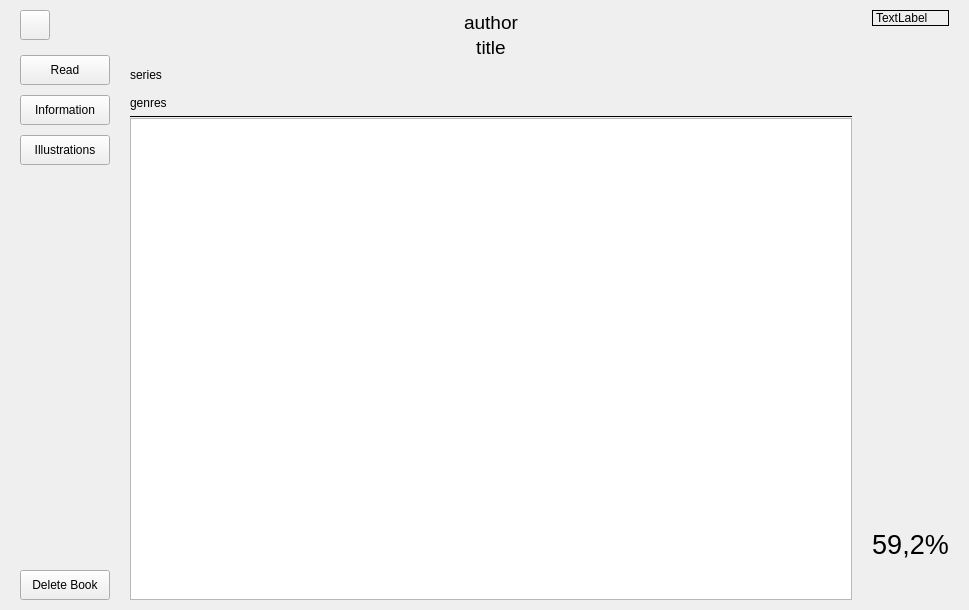
First picture: the form in OReaderUi/Sources/main_window/library/book_page/book_page.ui, repository JerryShe/O-Reader, before the edit.
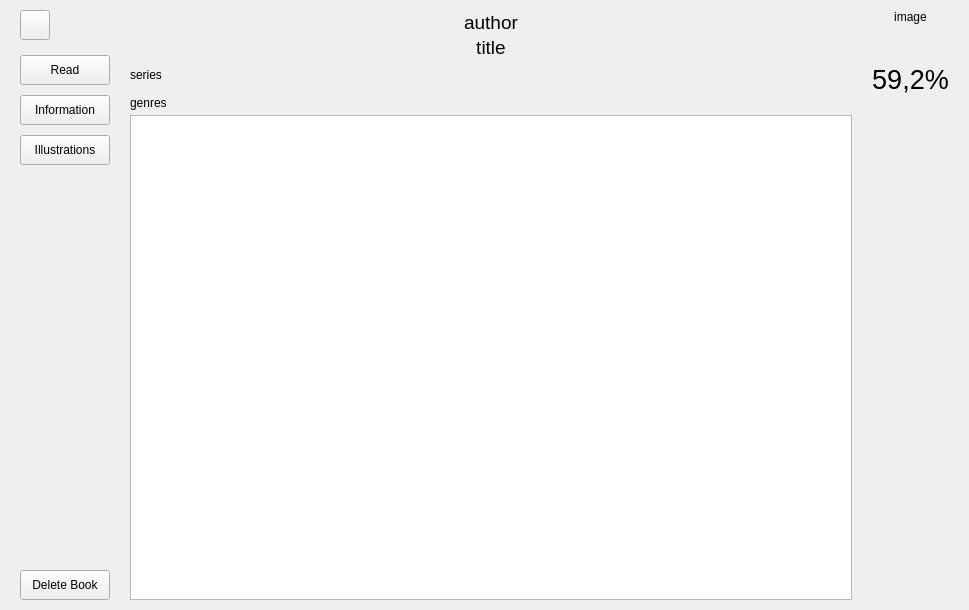
Second picture: the form after the edit. Custom widgets are drawn as their Qt base class.

Commit message: Add book meta info

```diff
--- a/OReaderUi/Sources/main_window/library/book_page/book_page.ui
+++ b/OReaderUi/Sources/main_window/library/book_page/book_page.ui
@@ -259,7 +259,7 @@
         </layout>
        </item>
        <item>
-        <layout class="QVBoxLayout" name="BookData" stretch="0,0,0,0,0,10,0">
+        <layout class="QVBoxLayout" name="BookData" stretch="0,0,0,0,10,0">
          <property name="spacing">
           <number>0</number>
          </property>
@@ -397,25 +397,6 @@
            </property>
           </widget>
          </item>
-         <item>
-          <widget class="Line" name="leftLine">
-           <property name="minimumSize">
-            <size>
-             <width>0</width>
-             <height>0</height>
-            </size>
-           </property>
-           <property name="frameShadow">
-            <enum>QFrame::Plain</enum>
-           </property>
-           <property name="midLineWidth">
-            <number>0</number>
-           </property>
-           <property name="orientation">
-            <enum>Qt::Horizontal</enum>
-           </property>
-          </widget>
-         </item>
          <item>
           <widget class="QTextEdit" name="annotation">
            <property name="sizePolicy">
@@ -459,6 +440,9 @@
 &lt;/style&gt;&lt;/head&gt;&lt;body style=&quot; font-family:'MS Shell Dlg 2'; font-size:10pt; font-weight:400; font-style:normal;&quot;&gt;
 &lt;p style=&quot;-qt-paragraph-type:empty; margin-top:0px; margin-bottom:0px; margin-left:0px; margin-right:0px; -qt-block-indent:0; text-indent:0px;&quot;&gt;&lt;br /&gt;&lt;/p&gt;&lt;/body&gt;&lt;/html&gt;</string>
            </property>
+           <property name="cursorWidth">
+            <number>0</number>
+           </property>
            <property name="textInteractionFlags">
             <set>Qt::NoTextInteraction</set>
            </property>
@@ -520,18 +504,24 @@
             </size>
            </property>
            <property name="frameShape">
-            <enum>QFrame::Box</enum>
+            <enum>QFrame::NoFrame</enum>
            </property>
            <property name="text">
-            <string notr="true">TextLabel</string>
+            <string notr="true">image</string>
+           </property>
+           <property name="alignment">
+            <set>Qt::AlignCenter</set>
            </property>
           </widget>
          </item>
          <item>
-          <spacer name="verticalSpacer">
+          <spacer name="verticalSpacer_2">
            <property name="orientation">
             <enum>Qt::Vertical</enum>
            </property>
+           <property name="sizeType">
+            <enum>QSizePolicy::Fixed</enum>
+           </property>
            <property name="sizeHint" stdset="0">
             <size>
              <width>20</width>
@@ -541,11 +531,6 @@
           </spacer>
          </item>
          <item>
-          <layout class="QHBoxLayout" name="horizontalLayout">
-           <property name="bottomMargin">
-            <number>0</number>
-           </property>
-           <item>
             <widget class="QLabel" name="BookProgress">
              <property name="font">
               <font>
@@ -560,16 +545,11 @@
              </property>
             </widget>
            </item>
-          </layout>
-         </item>
          <item>
-          <spacer name="verticalSpacer_2">
+          <spacer name="verticalSpacer">
            <property name="orientation">
             <enum>Qt::Vertical</enum>
            </property>
-           <property name="sizeType">
-            <enum>QSizePolicy::Fixed</enum>
-           </property>
            <property name="sizeHint" stdset="0">
             <size>
              <width>20</width>
```
Lines whose indentation alone changed are shown as unchanged. The commit also changes 10 other files.
